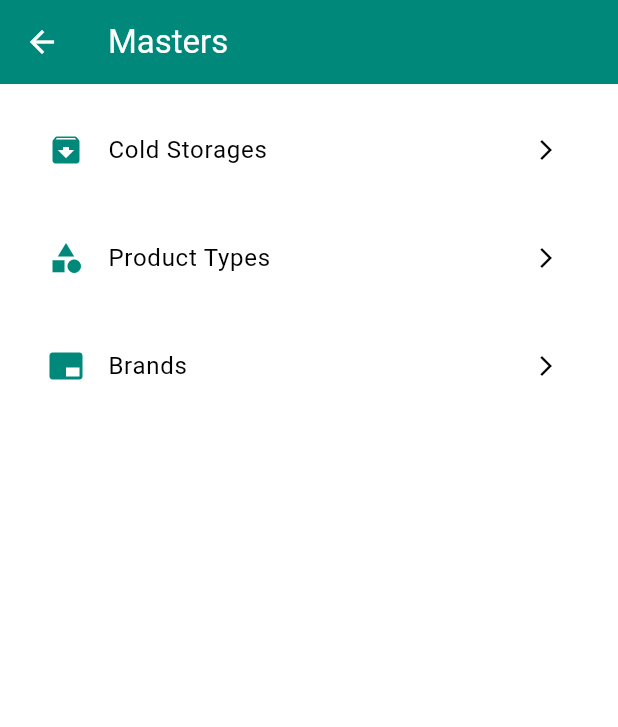
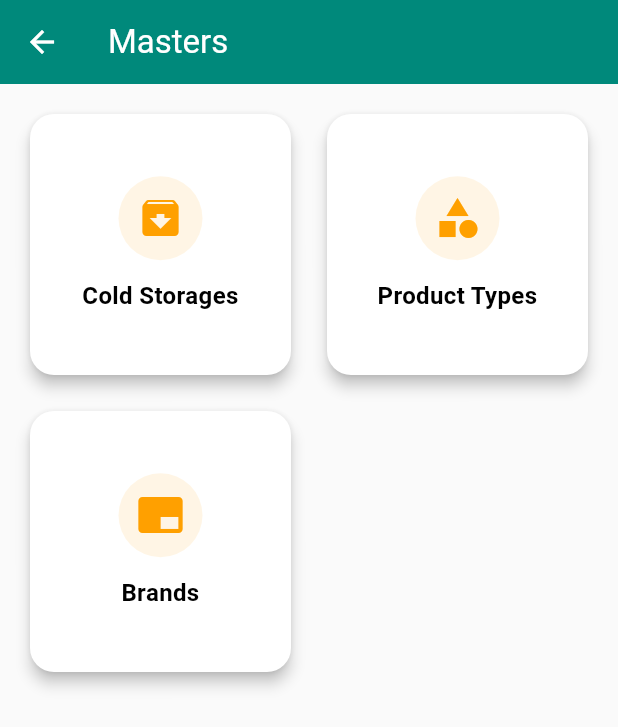
Before and after one commit to SidOn390/business_management_app, a Flutter app: the MastersMenuScreen screen opened by its route, on a phone screen of 412 x 824 dp. Shown: the top 727 px of the screen. Run offline on Flutter 3.47's test engine with Material 3 defaults, Android fonts, the phone set to English and light mode, and no system bars; our stand-ins replace cloud_firestore, firebase_auth, firebase_core, shared_preferences; accounts and stored records are empty.

Commit message:
🗂️ Masters Menu: responsive amber-accent cards

```diff
--- a/lib/screens/masters/masters_menu_screen.dart
+++ b/lib/screens/masters/masters_menu_screen.dart
@@ -4,31 +4,83 @@ import 'package:flutter/material.dart';
 import '../../app_router.dart';
 
 class MastersMenuScreen extends StatelessWidget {
-  const MastersMenuScreen({super.key});
+  const MastersMenuScreen({Key? key}) : super(key: key);
 
   @override
   Widget build(BuildContext context) {
-    final masters = [
-      _MasterItem('Cold Storages', Icons.archive, AppRouter.coldStorageMaster),
-      _MasterItem('Product Types', Icons.category, AppRouter.productTypeMaster),
-      _MasterItem('Brands', Icons.branding_watermark, AppRouter.brandMaster),
+    final items = <_MasterItem>[
+      _MasterItem(
+        title: 'Cold Storages',
+        icon: Icons.archive,
+        route: AppRouter.coldStorageMaster,
+      ),
+      _MasterItem(
+        title: 'Product Types',
+        icon: Icons.category,
+        route: AppRouter.productTypeMaster,
+      ),
+      _MasterItem(
+        title: 'Brands',
+        icon: Icons.branding_watermark,
+        route: AppRouter.brandMaster,
+      ),
     ];
 
     return Scaffold(
+      backgroundColor: Colors.grey[50],
       appBar: AppBar(title: const Text('Masters')),
-      body: ListView.separated(
+      body: Padding(
         padding: const EdgeInsets.all(16),
-        itemCount: masters.length,
-        separatorBuilder: (_, __) => const Divider(),
-        itemBuilder: (context, i) {
-          final m = masters[i];
-          return ListTile(
-            leading: Icon(m.icon, color: Theme.of(context).primaryColor),
-            title: Text(m.title),
-            trailing: const Icon(Icons.arrow_forward_ios, size: 16),
-            onTap: () => Navigator.pushNamed(context, m.route),
-          );
-        },
+        child: GridView.builder(
+          gridDelegate: const SliverGridDelegateWithMaxCrossAxisExtent(
+            maxCrossAxisExtent: 300, // Responsive: max tile width
+            mainAxisSpacing: 16,
+            crossAxisSpacing: 16,
+            childAspectRatio: 1,
+          ),
+          itemCount: items.length,
+          itemBuilder: (context, index) {
+            final item = items[index];
+            return Card(
+              shape: RoundedRectangleBorder(
+                borderRadius: BorderRadius.circular(16),
+              ),
+              elevation: 4,
+              child: InkWell(
+                borderRadius: BorderRadius.circular(16),
+                onTap: () => Navigator.pushNamed(context, item.route),
+                child: Padding(
+                  padding: const EdgeInsets.all(16),
+                  child: Column(
+                    mainAxisAlignment: MainAxisAlignment.center,
+                    children: [
+                      CircleAvatar(
+                        radius: 28,
+                        backgroundColor: Theme.of(
+                          context,
+                        ).colorScheme.secondary.withOpacity(0.1),
+                        child: Icon(
+                          item.icon,
+                          size: 32,
+                          color: Theme.of(context).colorScheme.secondary,
+                        ),
+                      ),
+                      const SizedBox(height: 12),
+                      Text(
+                        item.title,
+                        textAlign: TextAlign.center,
+                        style: const TextStyle(
+                          fontSize: 16,
+                          fontWeight: FontWeight.w600,
+                        ),
+                      ),
+                    ],
+                  ),
+                ),
+              ),
+            );
+          },
+        ),
       ),
     );
   }
@@ -38,5 +90,10 @@ class _MasterItem {
   final String title;
   final IconData icon;
   final String route;
-  const _MasterItem(this.title, this.icon, this.route);
+
+  const _MasterItem({
+    required this.title,
+    required this.icon,
+    required this.route,
+  });
 }
```
